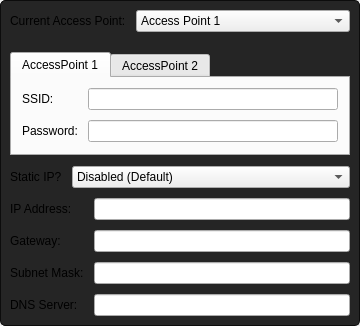
The window that src/gui/wifinetworkswidget.ui (tom-23/TasmoManager) describes before a commit, drawn with Qt 5.
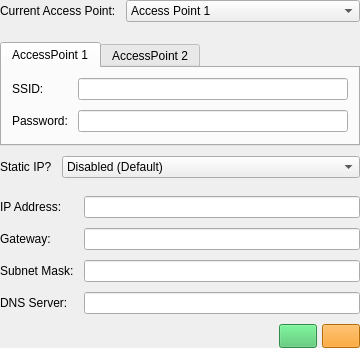
The same window after the commit. The open tabs and pages were chosen to show the change. Icons and pictures are not drawn.

Diff of the .ui file:
```diff
--- a/src/gui/wifinetworkswidget.ui
+++ b/src/gui/wifinetworkswidget.ui
@@ -7,29 +7,38 @@
     <x>0</x>
     <y>0</y>
     <width>360</width>
-    <height>326</height>
+    <height>348</height>
    </rect>
   </property>
-  <property name="sizePolicy">
-   <sizepolicy hsizetype="Preferred" vsizetype="Minimum">
-    <horstretch>0</horstretch>
-    <verstretch>0</verstretch>
-   </sizepolicy>
-  </property>
   <property name="windowTitle">
    <string>Form</string>
   </property>
   <property name="styleSheet">
    <string notr="true">#centralWidget {
-	background-color: #252525;
+	
+}
+
+#revertButton {
+	background-color: #FF9400;
+	image: url(:/16/assets/16_revert.svg);
+	padding: 4px 2px;
+}
+
+#saveButton {
+	background-color: #47c266;
+	image: url(:/16/assets/16_tick.svg);
+	padding: 4px 2px;
+}
+
+#spinnerContainer {
+	background-color: rgb(66, 66, 66);
 	border: 1px Solid #0C0C0C;
-	border-radius: 5px;
-}
-</string>
+	border-radius: 3px;
+}</string>
   </property>
   <layout class="QVBoxLayout" name="verticalLayout_7">
    <property name="spacing">
-    <number>10</number>
+    <number>0</number>
    </property>
    <property name="leftMargin">
     <number>0</number>
@@ -50,16 +59,16 @@
        <number>10</number>
       </property>
       <property name="leftMargin">
-       <number>10</number>
+       <number>0</number>
       </property>
       <property name="topMargin">
-       <number>10</number>
+       <number>0</number>
       </property>
       <property name="rightMargin">
-       <number>10</number>
+       <number>0</number>
       </property>
       <property name="bottomMargin">
-       <number>10</number>
+       <number>0</number>
       </property>
       <item>
        <layout class="QFormLayout" name="formLayout_3">
@@ -222,7 +231,7 @@
          <number>10</number>
         </property>
         <property name="verticalSpacing">
-         <number>5</number>
+         <number>0</number>
         </property>
         <property name="topMargin">
          <number>0</number>
@@ -323,22 +332,65 @@
         </layout>
        </widget>
       </item>
+      <item>
+       <layout class="QHBoxLayout" name="horizontalLayout">
+        <property name="spacing">
+         <number>5</number>
+        </property>
+        <property name="topMargin">
+         <number>0</number>
+        </property>
+        <item>
+         <widget class="QLabel" name="spinner">
+          <property name="minimumSize">
+           <size>
+            <width>16</width>
+            <height>16</height>
+           </size>
+          </property>
+          <property name="maximumSize">
+           <size>
+            <width>16</width>
+            <height>16</height>
+           </size>
+          </property>
+          <property name="text">
+           <string/>
+          </property>
+         </widget>
+        </item>
+        <item>
+         <spacer name="horizontalSpacer">
+          <property name="orientation">
+           <enum>Qt::Horizontal</enum>
+          </property>
+          <property name="sizeHint" stdset="0">
+           <size>
+            <width>40</width>
+            <height>0</height>
+           </size>
+          </property>
+         </spacer>
+        </item>
+        <item>
+         <widget class="QPushButton" name="saveButton">
+          <property name="text">
+           <string/>
+          </property>
+         </widget>
+        </item>
+        <item>
+         <widget class="QPushButton" name="revertButton">
+          <property name="text">
+           <string/>
+          </property>
+         </widget>
+        </item>
+       </layout>
+      </item>
      </layout>
     </widget>
    </item>
-   <item>
-    <spacer name="verticalSpacer">
-     <property name="orientation">
-      <enum>Qt::Vertical</enum>
-     </property>
-     <property name="sizeHint" stdset="0">
-      <size>
-       <width>10</width>
-       <height>10</height>
-      </size>
-     </property>
-    </spacer>
-   </item>
   </layout>
  </widget>
  <resources/>
```
Left out of the diff: 8 changed lines with no effect on the pictures.
